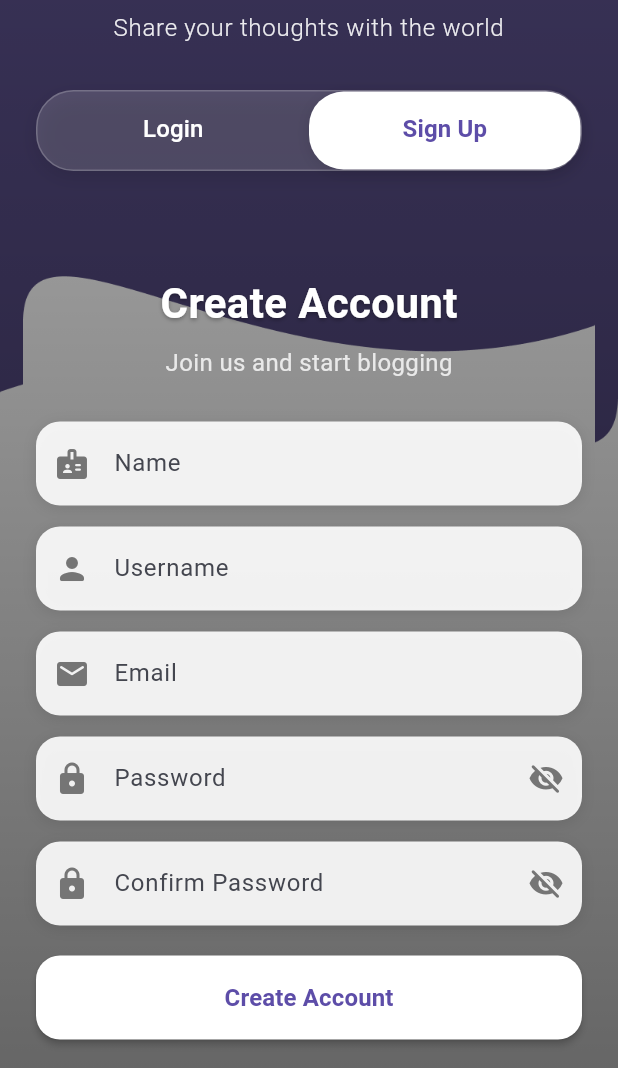
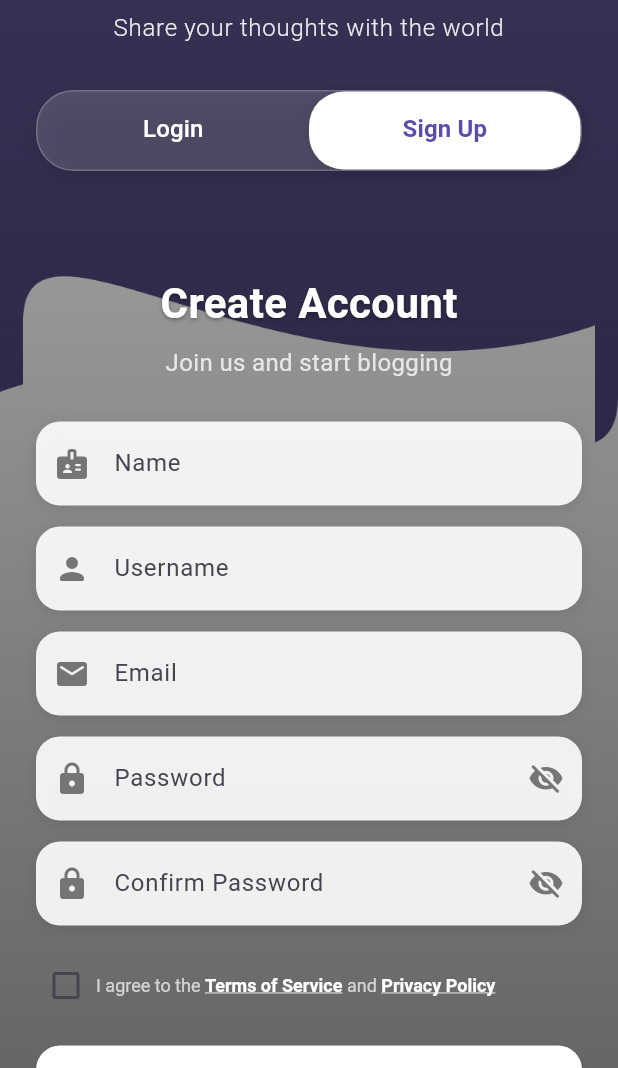
Before and after one commit to Iwan2264/projectblog, a Flutter app: the screen it shows after launch, tab 2 chosen, on a phone screen of 412 x 824 dp, the part 168-1236 px from its top. Run offline on Flutter 3.47's test engine with Material 3 defaults, Android fonts, the phone set to English and light mode, and no system bars; our stand-ins replace cloud_firestore, firebase_auth, firebase_core, firebase_storage, get, get_storage and 3 more; accounts and stored records are empty.

Commit message:
Fixed Getx

```diff
--- a/lib/pages/auth/signup_widget.dart
+++ b/lib/pages/auth/signup_widget.dart
@@ -1,10 +1,12 @@
+import 'package:flutter/gestures.dart';
 import 'package:flutter/material.dart';
 import 'package:get/get.dart';
-
 import '../../controllers/auth_controller.dart';
+import 'term.dart';
+import 'policy.dart';
 
 class SignupWidget extends StatefulWidget {
-  const SignupWidget({Key? key}) : super(key: key);
+  const SignupWidget({super.key});
 
   @override
   State<SignupWidget> createState() => _SignupWidgetState();
@@ -21,6 +23,7 @@ class _SignupWidgetState extends State<SignupWidget> {
 
   bool _obscurePassword = true;
   bool _obscureConfirmPassword = true;
+  bool _agreeToTerms = false; // State for the checkbox
 
   @override
   void dispose() {
@@ -50,10 +53,10 @@ class _SignupWidgetState extends State<SignupWidget> {
                 fontWeight: FontWeight.w600,
                 color: Colors.white,
                 shadows: [
-                  Shadow(
+                    Shadow(
                     offset: const Offset(0, 1),
                     blurRadius: 3,
-                    color: Colors.black.withValues(alpha: 0.3),
+                    color: Colors.black.withAlpha(80),
                   ),
                 ],
               ),
@@ -61,14 +64,14 @@ class _SignupWidgetState extends State<SignupWidget> {
             const SizedBox(height: 8),
             Text(
               'Join us and start blogging',
-              style: TextStyle(
+                style: TextStyle(
                 fontSize: 16,
-                color: Colors.white.withValues(alpha: 0.8),
+                color: Colors.white.withAlpha(200),
               ),
             ),
             const SizedBox(height: 28),
 
-            // Name field (NEW)
+            // Name field
             _buildTextField(
               controller: _nameController,
               hintText: 'Name',
@@ -89,8 +92,7 @@ class _SignupWidgetState extends State<SignupWidget> {
               icon: Icons.person_rounded,
               validator: (value) {
                 if (value?.isEmpty ?? true) return 'Username required';
-                if (value!.length < 5) return 'Username too short (min 3 chars)';
-                // Uniqueness check is handled in signUp logic below
+                if (value!.length < 3) return 'Username too short (min 3 chars)';
                 return null;
               },
               style: const TextStyle(color: Colors.black),
@@ -156,6 +158,63 @@ class _SignupWidgetState extends State<SignupWidget> {
             ),
             const SizedBox(height: 20),
 
+            // --- NEW: Terms and Privacy Checkbox and Links ---
+            Row(
+              crossAxisAlignment: CrossAxisAlignment.center,
+              children: [
+                Checkbox(
+                  value: _agreeToTerms,
+                  onChanged: (value) {
+                    setState(() {
+                      _agreeToTerms = value ?? false;
+                    });
+                  },
+                  visualDensity: VisualDensity.compact,
+                  activeColor: Colors.white,
+                  checkColor: const Color(0xFF5D4DA8),
+                ),
+                Expanded(
+                  child: RichText(
+                    text: TextSpan(
+                      text: 'I agree to the ',
+                      style: TextStyle(
+                        color: Colors.white.withAlpha(180),
+                        fontSize: 12,
+                      ),
+                      children: [
+                        TextSpan(
+                          text: 'Terms of Service',
+                          style: const TextStyle(
+                            color: Colors.white,
+                            fontWeight: FontWeight.bold,
+                            decoration: TextDecoration.underline,
+                          ),
+                          recognizer: TapGestureRecognizer()
+                            ..onTap = () {
+                              Get.to(() => const TermsOfServicePage());
+                            },
+                        ),
+                        const TextSpan(text: ' and '),
+                        TextSpan(
+                          text: 'Privacy Policy',
+                          style: const TextStyle(
+                            color: Colors.white,
+                            fontWeight: FontWeight.bold,
+                            decoration: TextDecoration.underline,
+                          ),
+                          recognizer: TapGestureRecognizer()
+                            ..onTap = () {
+                              Get.to(() => const PrivacyPolicyPage());
+                            },
+                        ),
+                      ],
+                    ),
+                  ),
+                ),
+              ],
+            ),
+            const SizedBox(height: 20),
+
             // Error message
             Obx(() => _authController.errorMessage.value.isNotEmpty
                 ? Container(
@@ -163,9 +222,9 @@ class _SignupWidgetState extends State<SignupWidget> {
                     padding: const EdgeInsets.all(12),
                     margin: const EdgeInsets.only(bottom: 16),
                     decoration: BoxDecoration(
-                      color: Colors.red.withValues(alpha: 0.1),
+                      color: Colors.red.withAlpha(30),
                       borderRadius: BorderRadius.circular(12),
-                      border: Border.all(color: Colors.red.withValues(alpha: 0.3)),
+                      border: Border.all(color: Colors.red.withAlpha(80)),
                     ),
                     child: Text(
                       _authController.errorMessage.value,
@@ -199,18 +258,6 @@ class _SignupWidgetState extends State<SignupWidget> {
                       ),
               )),
             ),
-            const SizedBox(height: 16),
-
-            // Terms and privacy
-            Text(
-              'By creating an account, you agree to our\nTerms of Service and Privacy Policy',
-              textAlign: TextAlign.center,
-              style: TextStyle(
-                color: Colors.white.withValues(alpha: 0.7),
-                fontSize: 12,
-                height: 1.4,
-              ),
-            ),
             const SizedBox(height: 20),
           ],
         ),
@@ -230,11 +277,11 @@ class _SignupWidgetState extends State<SignupWidget> {
   }) {
     return Container(
       decoration: BoxDecoration(
-        color: Colors.white.withValues(alpha: 0.9),
+        color: Colors.white.withAlpha(230),
         borderRadius: BorderRadius.circular(16),
         boxShadow: [
           BoxShadow(
-            color: Colors.black.withValues(alpha: 0.1),
+            color: Colors.black.withAlpha(25),
             blurRadius: 8,
             offset: const Offset(0, 2),
           ),
@@ -261,13 +308,19 @@ class _SignupWidgetState extends State<SignupWidget> {
   }
 
   void _handleSignup() async {
+    // Check if terms are agreed to
+    if (!_agreeToTerms) {
+      Get.snackbar(
+        'Terms and Conditions',
+        'Please agree to the terms and conditions to continue.',
+        snackPosition: SnackPosition.BOTTOM,
+        backgroundColor: Colors.red.withAlpha(200),
+        colorText: Colors.white,
+      );
+      return;
+    }
+
     if (_formKey.currentState!.validate()) {
-      // Username uniqueness check
-      bool usernameExists = await _authController.isUsernameTaken(_usernameController.text.trim());
-      if (usernameExists) {
-        _authController.errorMessage.value = 'Username already taken';
-        return;
-      }
       _authController.signUp(
         _emailController.text.trim(),
         _passwordController.text.trim(),
--- a/lib/pages/settings/settings_page.dart
+++ b/lib/pages/settings/settings_page.dart
@@ -1,8 +1,8 @@
 import 'package:flutter/material.dart';
 import 'package:get/get.dart';
 import 'package:projectblog/controllers/settings_controller.dart';
-import 'package:projectblog/pages/settings/widget/profile_widget.dart';
-import 'package:projectblog/pages/settings/widget/settings_subpages_widget.dart';
+import 'package:projectblog/pages/settings/profile_widget.dart';
+import 'package:projectblog/pages/settings/settings_subpages_widget.dart';
 
 class SettingsPage extends StatelessWidget {
   SettingsPage({super.key});
```
Also changed, not shown: lib/controllers/auth_controller.dart (+16 -0 lines), lib/controllers/settings_controller.dart (+5 -5 lines), lib/pages/auth/policy.dart (added, +43 -0 lines), lib/pages/auth/term.dart (added, +33 -0 lines), lib/pages/home/header.dart (+35 -14 lines), lib/pages/home/homepage.dart (+15 -8 lines), lib/pages/settings/about_page.dart (renamed from lib/pages/settings/subpages/about_page.dart, +58 -11 lines), lib/pages/settings/account_page.dart (renamed from lib/pages/settings/subpages/account_page.dart), lib/pages/settings/appearance_page.dart (renamed from lib/pages/settings/subpages/appearance_page.dart), lib/pages/settings/help_support_page.dart (renamed from lib/pages/settings/subpages/help_support_page.dart), lib/pages/settings/language_page.dart (renamed from lib/pages/settings/subpages/language_page.dart), lib/pages/settings/profile_widget.dart (renamed from lib/pages/settings/widget/profile_widget.dart), lib/pages/settings/settings_subpages_widget.dart (renamed from lib/pages/settings/widget/settings_subpages_widget.dart).
